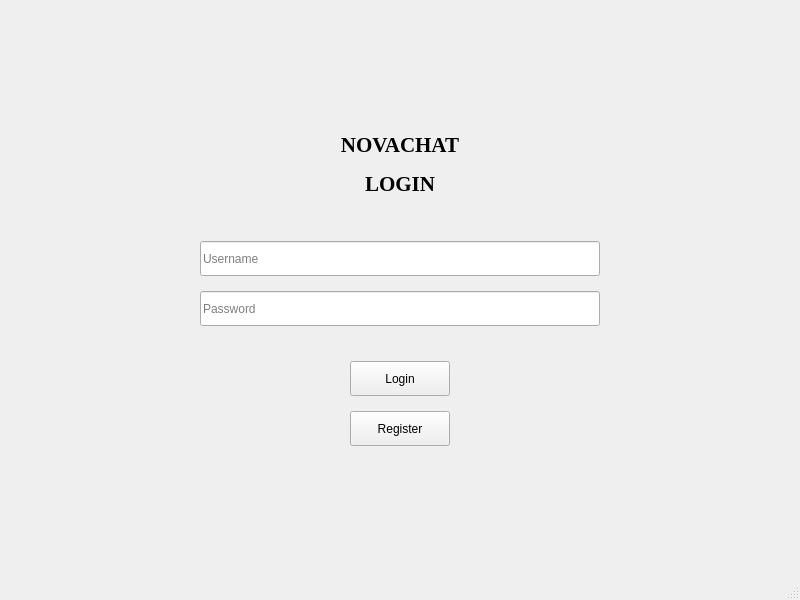
The window that login_window.ui (Bidhan318/QT-Project) describes before a commit, drawn with Qt 5.
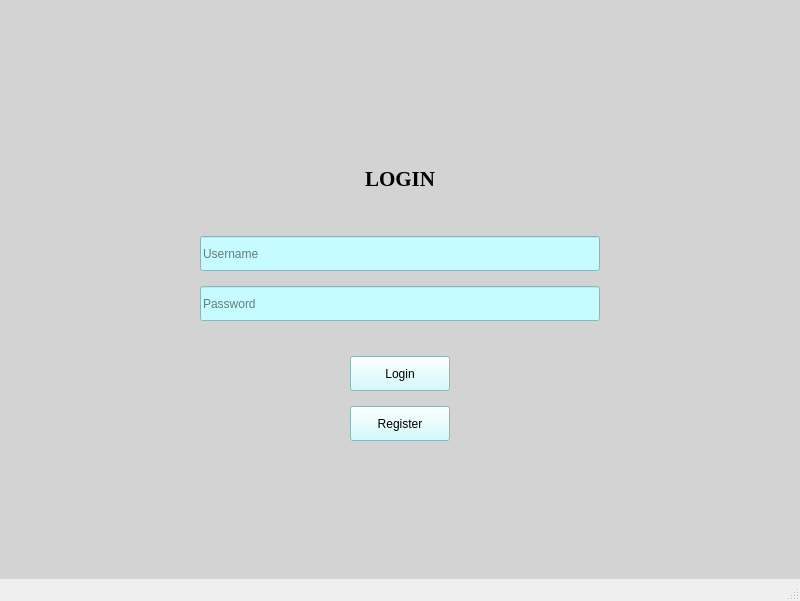
The same window after the commit. Icons and pictures are not drawn.

Diff of the .ui file:
```diff
--- a/login_window.ui
+++ b/login_window.ui
@@ -7,13 +7,16 @@
     <x>0</x>
     <y>0</y>
     <width>800</width>
-    <height>600</height>
+    <height>601</height>
    </rect>
   </property>
   <property name="windowTitle">
    <string>Login_Window</string>
   </property>
   <widget class="QWidget" name="centralwidget">
+   <property name="styleSheet">
+    <string notr="true">background-color: #D3D3D3;</string>
+   </property>
    <layout class="QVBoxLayout" name="mainVerticalLayout">
     <item>
      <spacer name="topSpacer">
@@ -74,21 +77,27 @@
           <number>0</number>
          </property>
          <item>
-          <widget class="QLabel" name="label">
-           <property name="font">
-            <font>
-             <family>Times New Roman</family>
-             <pointsize>16</pointsize>
-             <bold>true</bold>
-            </font>
-           </property>
-           <property name="text">
-            <string>NOVACHAT</string>
-           </property>
-           <property name="alignment">
-            <set>Qt::AlignmentFlag::AlignCenter</set>
-           </property>
-          </widget>
+          <layout class="QHBoxLayout" name="horizontalLayout_3">
+           <item>
+            <widget class="QLabel" name="label_3">
+             <property name="maximumSize">
+              <size>
+               <width>150</width>
+               <height>150</height>
+              </size>
+             </property>
+             <property name="text">
+              <string/>
+             </property>
+             <property name="pixmap">
+              <pixmap resource="resources.qrc">:/images/novachat.png</pixmap>
+             </property>
+             <property name="scaledContents">
+              <bool>true</bool>
+             </property>
+            </widget>
+           </item>
+          </layout>
          </item>
          <item>
           <widget class="QLabel" name="label_2">
@@ -131,6 +140,9 @@
              <height>35</height>
             </size>
            </property>
+           <property name="styleSheet">
+            <string notr="true">background-color: #C6FCFF;</string>
+           </property>
            <property name="placeholderText">
             <string>Username</string>
            </property>
@@ -144,6 +156,9 @@
              <height>35</height>
             </size>
            </property>
+           <property name="styleSheet">
+            <string notr="true">background-color: #C6FCFF;</string>
+           </property>
            <property name="echoMode">
             <enum>QLineEdit::EchoMode::Password</enum>
            </property>
@@ -197,6 +212,9 @@
                <height>16777215</height>
               </size>
              </property>
+             <property name="styleSheet">
+              <string notr="true">background-color: #C6FCFF;</string>
+             </property>
              <property name="text">
               <string>Login</string>
              </property>
@@ -246,6 +264,9 @@
                <height>16777215</height>
               </size>
              </property>
+             <property name="styleSheet">
+              <string notr="true">background-color: #C6FCFF;</string>
+             </property>
              <property name="text">
               <string>Register</string>
              </property>
```
Left out of the diff: 28 changed lines with no effect on the pictures.
